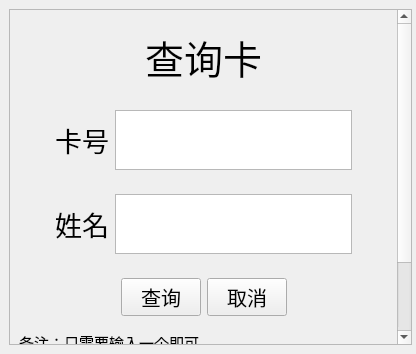
First picture: the form in src/view/query.ui, repository funnyjacy/cybercafe, before the edit.
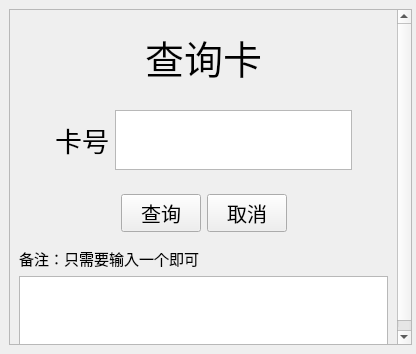
Second picture: the form after the edit.

The edit to the form file:
```diff
--- a/src/view/query.ui
+++ b/src/view/query.ui
@@ -28,8 +28,8 @@
         <rect>
          <x>0</x>
          <y>0</y>
-         <width>388</width>
-         <height>381</height>
+         <width>401</width>
+         <height>334</height>
         </rect>
        </property>
        <layout class="QVBoxLayout" name="verticalLayout">
@@ -85,80 +85,6 @@
         <item>
          <layout class="QGridLayout" name="gridLayout">
           <item row="1" column="0">
-           <widget class="QWidget" name="widget_3" native="true">
-            <layout class="QHBoxLayout" name="horizontalLayout_3">
-             <item>
-              <spacer name="horizontalSpacer_7">
-               <property name="orientation">
-                <enum>Qt::Horizontal</enum>
-               </property>
-               <property name="sizeHint" stdset="0">
-                <size>
-                 <width>40</width>
-                 <height>20</height>
-                </size>
-               </property>
-              </spacer>
-             </item>
-             <item>
-              <widget class="QLabel" name="label_3">
-               <property name="maximumSize">
-                <size>
-                 <width>100</width>
-                 <height>16777215</height>
-                </size>
-               </property>
-               <property name="font">
-                <font>
-                 <pointsize>20</pointsize>
-                </font>
-               </property>
-               <property name="text">
-                <string>姓名</string>
-               </property>
-               <property name="alignment">
-                <set>Qt::AlignRight|Qt::AlignTrailing|Qt::AlignVCenter</set>
-               </property>
-              </widget>
-             </item>
-             <item>
-              <widget class="QTextEdit" name="Name">
-               <property name="maximumSize">
-                <size>
-                 <width>250</width>
-                 <height>60</height>
-                </size>
-               </property>
-               <property name="font">
-                <font>
-                 <pointsize>20</pointsize>
-                </font>
-               </property>
-               <property name="cursor" stdset="0">
-                <cursorShape>IBeamCursor</cursorShape>
-               </property>
-               <property name="layoutDirection">
-                <enum>Qt::LeftToRight</enum>
-               </property>
-              </widget>
-             </item>
-             <item>
-              <spacer name="horizontalSpacer_8">
-               <property name="orientation">
-                <enum>Qt::Horizontal</enum>
-               </property>
-               <property name="sizeHint" stdset="0">
-                <size>
-                 <width>40</width>
-                 <height>20</height>
-                </size>
-               </property>
-              </spacer>
-             </item>
-            </layout>
-           </widget>
-          </item>
-          <item row="2" column="0">
            <widget class="QWidget" name="widget_5" native="true">
             <layout class="QHBoxLayout" name="horizontalLayout_5">
              <item>
@@ -214,7 +140,7 @@
             </layout>
            </widget>
           </item>
-          <item row="3" column="0">
+          <item row="2" column="0">
            <widget class="QLabel" name="label_4">
             <property name="font">
              <font>
@@ -227,13 +153,10 @@
            </widget>
           </item>
           <item row="0" column="0">
-           <widget class="QWidget" name="widget_2" native="true">
-            <layout class="QHBoxLayout" name="horizontalLayout_2">
-             <property name="spacing">
-              <number>6</number>
-             </property>
+           <widget class="QWidget" name="widget_3" native="true">
+            <layout class="QHBoxLayout" name="horizontalLayout_3">
              <item>
-              <spacer name="horizontalSpacer_6">
+              <spacer name="horizontalSpacer_7">
                <property name="orientation">
                 <enum>Qt::Horizontal</enum>
                </property>
@@ -246,7 +169,7 @@
               </spacer>
              </item>
              <item>
-              <widget class="QLabel" name="label_2">
+              <widget class="QLabel" name="label_3">
                <property name="maximumSize">
                 <size>
                  <width>100</width>
@@ -282,7 +205,7 @@
               </widget>
              </item>
              <item>
-              <spacer name="horizontalSpacer_5">
+              <spacer name="horizontalSpacer_8">
                <property name="orientation">
                 <enum>Qt::Horizontal</enum>
                </property>
```
Left out of the diff: 8 changed lines with no effect on the pictures.
